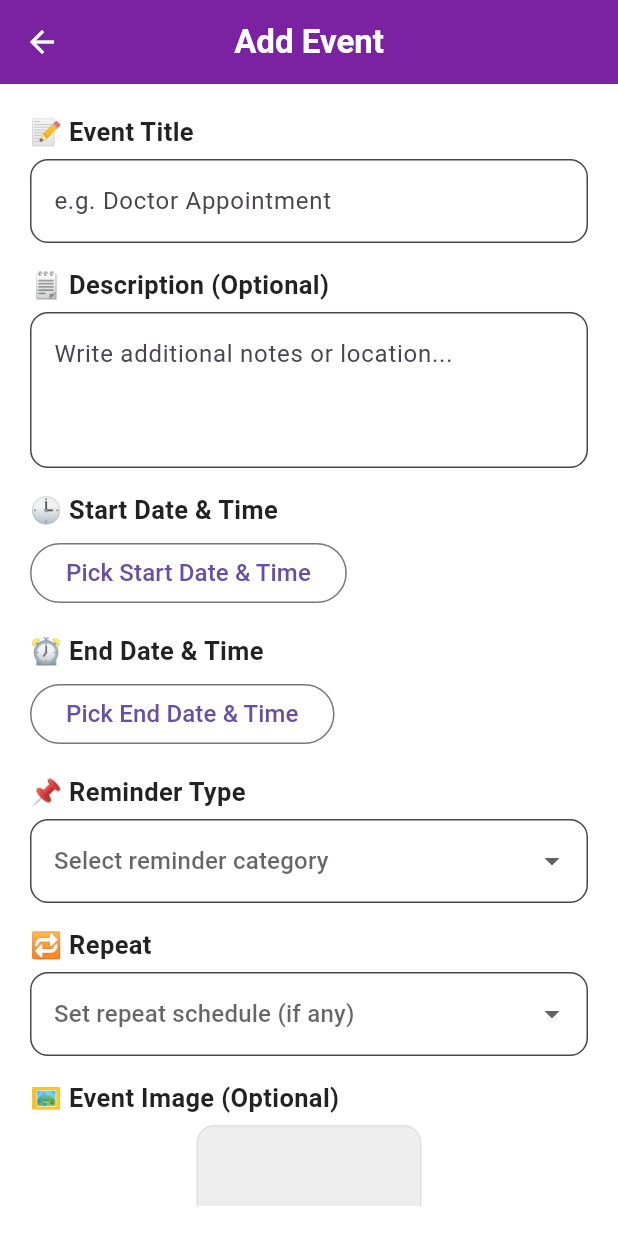
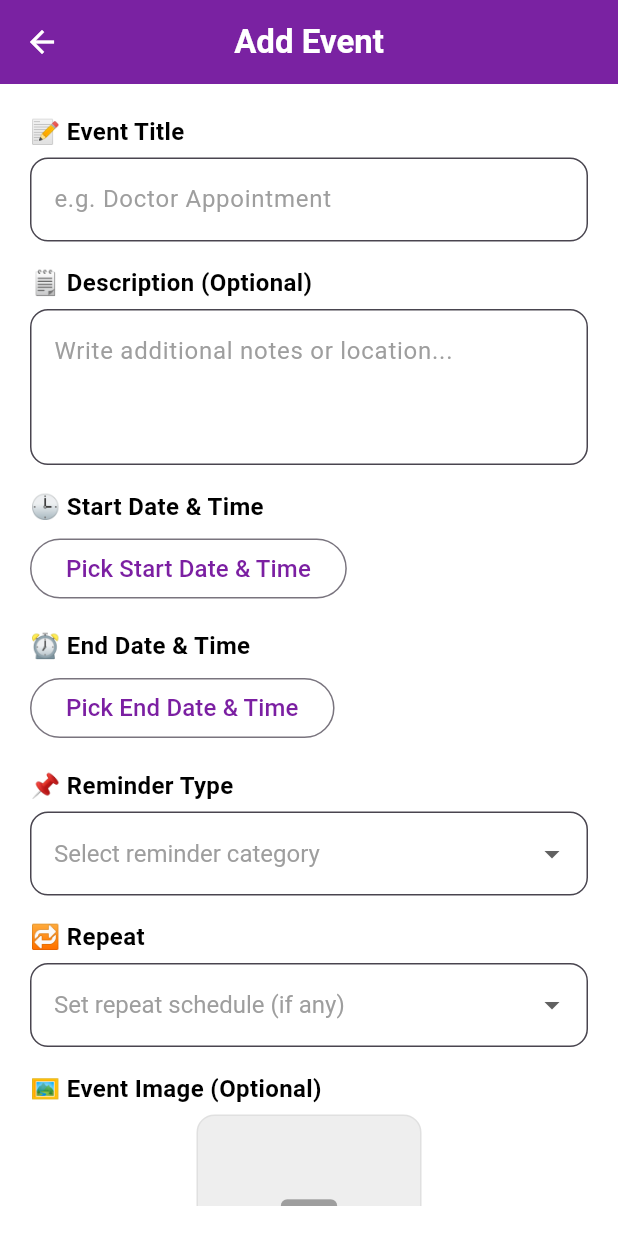
Before and after one commit to Aqilah87/Event_Reminder, a Flutter app: the AddEventPage screen opened by its route, on a phone screen of 412 x 824 dp. Run offline on Flutter 3.47's test engine with Material 3 defaults, Android fonts, the phone set to English and light mode, and no system bars; our stand-ins replace hive, hive_flutter, image_picker, shared_preferences, table_calendar; accounts and stored records are empty.

Commit message:
edit event page and sign up

```diff
--- a/lib/screens/add_event_page.dart
+++ b/lib/screens/add_event_page.dart
@@ -4,6 +4,17 @@ import 'dart:io';
 import 'package:path_provider/path_provider.dart';
 import 'package:path/path.dart' as p;
 import '../models/event.dart';
+
+// Helper extensions for DateTime formatting (as discussed previously)
+extension DateTimeFormatting on DateTime {
+  String toShortDateString() {
+    return '${day.toString().padLeft(2, '0')}/${month.toString().padLeft(2, '0')}/${year.toString()}';
+  }
+
+  String toShortTimeString() {
+    return '${hour.toString().padLeft(2, '0')}:${minute.toString().padLeft(2, '0')}';
+  }
+}
 
 class AddEventPage extends StatefulWidget {
   final Event? event;
@@ -42,6 +53,20 @@ class _AddEventPageState extends State<AddEventPage> {
     'Monthly',
     'Yearly',
   ];
+
+  // Define a consistent text style for form input/selection
+  static const TextStyle _formTextStyle = TextStyle(
+    fontSize: 16, // Consistent font size for inputs
+    color: Colors.black, // Always black for input text
+    // fontFamily: 'YourAppFont', // Uncomment and set if you have a custom font
+  );
+
+  // Define a consistent style for hint text
+  static const TextStyle _hintTextStyle = TextStyle(
+    fontSize: 16, // Same font size as input for alignment
+    color: Colors.grey, // Grey for hints
+    // fontFamily: 'YourAppFont',
+  );
 
   @override
   void initState() {
@@ -172,6 +197,7 @@ class _AddEventPageState extends State<AddEventPage> {
           style: const TextStyle(
             color: Colors.white,
             fontWeight: FontWeight.bold,
+            // fontFamily: 'YourAppFont', // Consistent font for app bar title
           ),
         ),
         backgroundColor: Colors.purple.shade700,
@@ -300,10 +326,14 @@ class _AddEventPageState extends State<AddEventPage> {
                       ElevatedButton.icon(
                         onPressed: _pickImage,
                         icon: const Icon(Icons.add_photo_alternate),
-                        label: const Text('Add Image'),
+                        label: Text('Add Image',
+                            style: _formTextStyle.copyWith(
+                                color: Colors
+                                    .purple.shade700)), // Use consistent style
                         style: ElevatedButton.styleFrom(
                           backgroundColor: Colors.purple.shade50,
-                          foregroundColor: Colors.purple.shade700,
+                          foregroundColor: Colors.purple
+                              .shade700, // This sets icon color implicitly
                           shape: RoundedRectangleBorder(
                             borderRadius: BorderRadius.circular(8),
                           ),
@@ -321,7 +351,9 @@ class _AddEventPageState extends State<AddEventPage> {
                           },
                           icon: Icon(Icons.clear, color: Colors.red.shade700),
                           label: Text('Remove Image',
-                              style: TextStyle(color: Colors.red.shade700)),
+                              style: _formTextStyle.copyWith(
+                                  color: Colors
+                                      .red.shade700)), // Use consistent style
                         ),
                     ],
                   ),
@@ -341,6 +373,7 @@ class _AddEventPageState extends State<AddEventPage> {
                         fontSize: 16,
                         fontWeight: FontWeight.bold,
                         color: Colors.white,
+                        // fontFamily: 'YourAppFont', // Consistent font for save button
                       ),
                     ),
                     style: ElevatedButton.styleFrom(
@@ -369,7 +402,12 @@ class _AddEventPageState extends State<AddEventPage> {
         padding: const EdgeInsets.only(bottom: 6),
         child: Text(
           text,
-          style: const TextStyle(fontSize: 17, fontWeight: FontWeight.w600),
+          style: _formTextStyle.copyWith(
+            fontWeight: FontWeight.w600,
+            color: Theme.of(context).brightness == Brightness.dark
+                ? Colors.white // White in dark mode
+                : Colors.black,
+          ),
         ),
       );
 
@@ -382,8 +420,10 @@ class _AddEventPageState extends State<AddEventPage> {
     return TextFormField(
       controller: controller,
       maxLines: maxLines,
+      style: _formTextStyle, // Use the consistent text style
       decoration: InputDecoration(
         hintText: hintText,
+        hintStyle: _hintTextStyle, // Use the consistent hint style
         filled: true,
         fillColor: Colors.white,
         border: OutlineInputBorder(borderRadius: BorderRadius.circular(12)),
@@ -405,9 +445,21 @@ class _AddEventPageState extends State<AddEventPage> {
   }) {
     return OutlinedButton(
       onPressed: onTap,
+      style: OutlinedButton.styleFrom(
+        foregroundColor: Theme.of(context)
+            .textTheme
+            .bodyLarge
+            ?.color, // Use theme's default for general button foreground
+      ),
       child: Text(
-        dateTime == null ? label : dateTime.toString(),
-        style: const TextStyle(fontSize: 16),
+        dateTime == null
+            ? label
+            : '${dateTime.toLocal().toShortDateString()} ${dateTime.toLocal().toShortTimeString()}',
+        style: _formTextStyle.copyWith(
+          color: dateTime == null
+              ? Colors.purple.shade700 // Hint color for date/time picker
+              : Colors.black, // Selected date/time color
+        ),
       ),
     );
   }
@@ -426,12 +478,27 @@ class _AddEventPageState extends State<AddEventPage> {
         fillColor: Colors.white,
         border: OutlineInputBorder(borderRadius: BorderRadius.circular(12)),
       ),
-      hint: Text(hint),
+      hint: Text(
+        hint,
+        style: _hintTextStyle, // Use consistent hint style
+      ),
+      dropdownColor: Theme.of(context).brightness == Brightness.dark
+          ? Colors.grey[850]
+          : Colors.white,
       items: options
-          .map((item) => DropdownMenuItem(value: item, child: Text(item)))
+          .map((item) => DropdownMenuItem(
+                value: item,
+                child: Text(
+                  item,
+                  style:
+                      _formTextStyle, // Use consistent text style for dropdown items
+                ),
+              ))
           .toList(),
       onChanged: onChanged,
       validator: (val) => val == null ? validator : null,
+      style:
+          _formTextStyle, // Use consistent text style for the selected value in the field
     );
   }
 }
--- a/lib/screens/signup_page.dart
+++ b/lib/screens/signup_page.dart
@@ -2,6 +2,7 @@ import 'package:flutter/material.dart';
 import 'package:provider/provider.dart';
 import '../models/auth_data.dart';
 import 'home_screen.dart';
+import 'login_page.dart';
 
 class SignUpPage extends StatefulWidget {
   const SignUpPage({Key? key}) : super(key: key);
@@ -28,9 +29,11 @@ class _SignUpPageState extends State<SignUpPage> {
           const SnackBar(content: Text('Account created!')),
         );
         Navigator.pushAndRemoveUntil(
+          // Use pushAndRemoveUntil to clear navigation stack
           context,
-          MaterialPageRoute(builder: (_) => const HomeScreen()),
-          (route) => false,
+          MaterialPageRoute(
+              builder: (_) => const LoginPage()), // <--- Navigate to LoginPage
+          (route) => false, // This ensures all previous routes are removed
         );
       } else {
         ScaffoldMessenger.of(context).showSnackBar(
```
